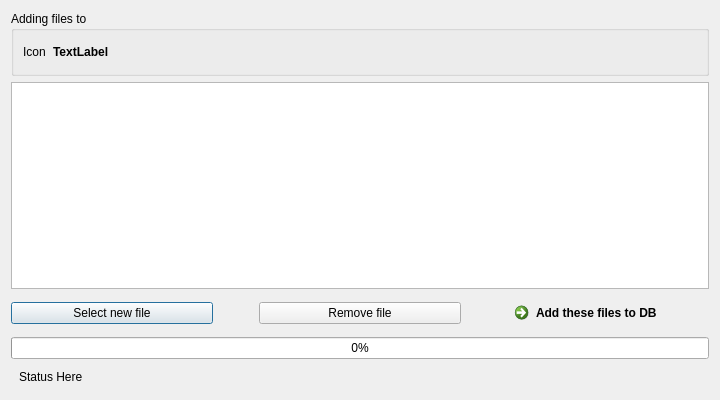
The window that Gui/Dialogs/DialogAddNewFile.ui (fxdeniz/NeSync) describes before a commit, drawn with Qt 5.
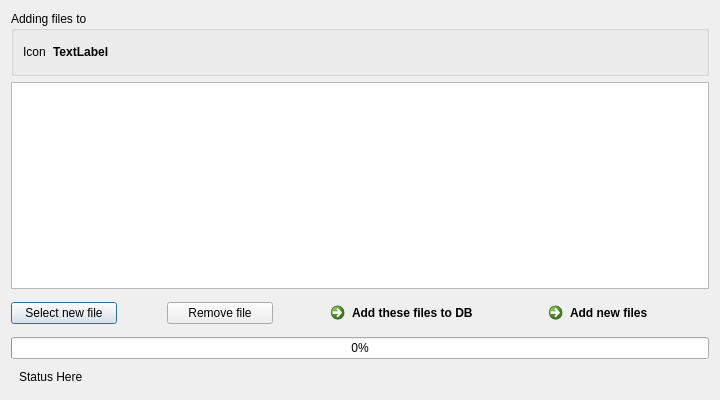
The same window after the commit.

```diff
--- a/Gui/Dialogs/DialogAddNewFile.ui
+++ b/Gui/Dialogs/DialogAddNewFile.ui
@@ -85,6 +85,9 @@
    </item>
    <item>
     <layout class="QHBoxLayout" name="layoutControls">
+     <property name="spacing">
+      <number>50</number>
+     </property>
      <item>
       <widget class="QPushButton" name="buttonSelectNewFile">
        <property name="maximumSize">
@@ -98,22 +101,6 @@
        </property>
       </widget>
      </item>
-     <item>
-      <spacer name="horizontalSpacer">
-       <property name="orientation">
-        <enum>Qt::Horizontal</enum>
-       </property>
-       <property name="sizeType">
-        <enum>QSizePolicy::Fixed</enum>
-       </property>
-       <property name="sizeHint" stdset="0">
-        <size>
-         <width>40</width>
-         <height>20</height>
-        </size>
-       </property>
-      </spacer>
-     </item>
      <item>
       <widget class="QPushButton" name="buttonRemoveFile">
        <property name="maximumSize">
@@ -128,23 +115,7 @@
       </widget>
      </item>
      <item>
-      <spacer name="horizontalSpacer_2">
-       <property name="orientation">
-        <enum>Qt::Horizontal</enum>
-       </property>
-       <property name="sizeType">
-        <enum>QSizePolicy::Fixed</enum>
-       </property>
-       <property name="sizeHint" stdset="0">
-        <size>
-         <width>40</width>
-         <height>20</height>
-        </size>
-       </property>
-      </spacer>
-     </item>
-     <item>
-      <widget class="QCommandLinkButton" name="commandLinkButton">
+      <widget class="QCommandLinkButton" name="clbAddFilesToDb">
        <property name="maximumSize">
         <size>
          <width>240</width>
@@ -156,6 +127,13 @@
        </property>
       </widget>
      </item>
+     <item>
+      <widget class="QCommandLinkButton" name="clbAddNewFiles">
+       <property name="text">
+        <string>Add new files</string>
+       </property>
+      </widget>
+     </item>
     </layout>
    </item>
    <item>
```
Left out of the diff: 3 changed lines with no effect on the pictures.
